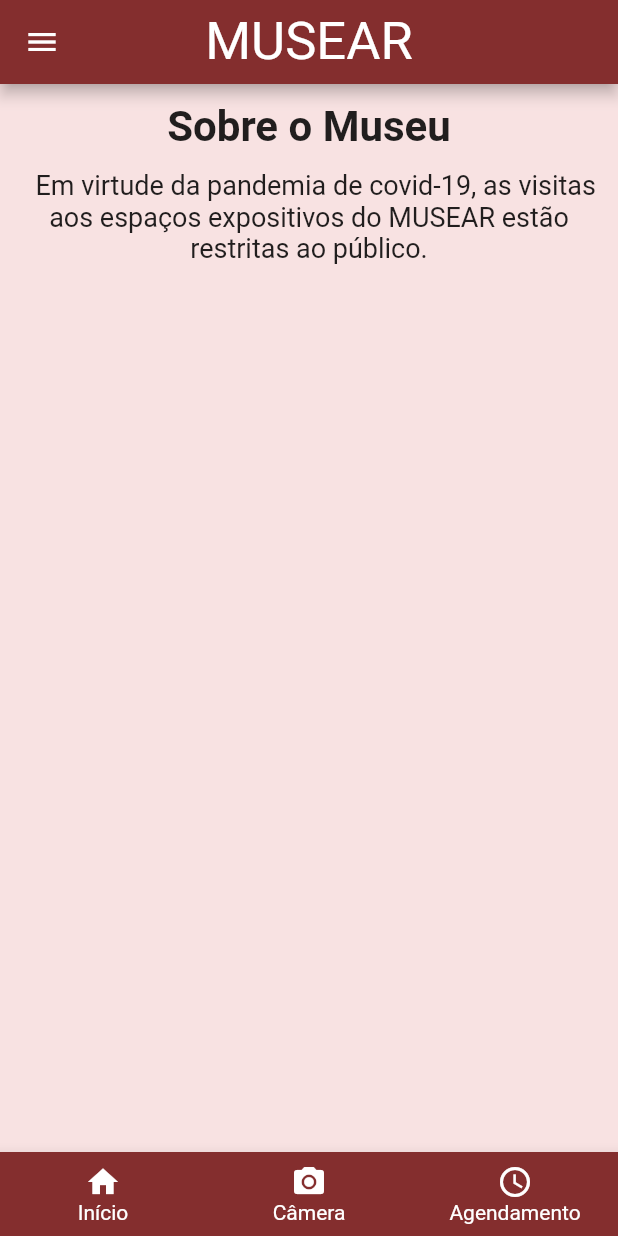
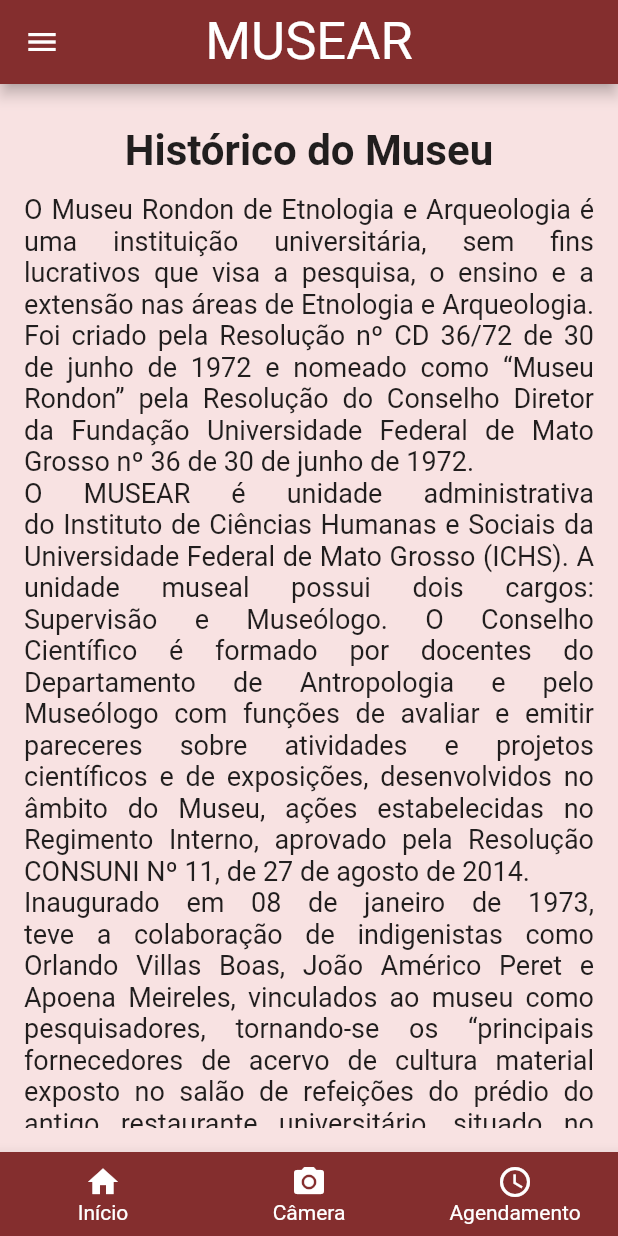
Before and after one commit to Vitorhoj/MUSEAR-App, a Flutter app: the screen it shows after launch, in the side drawer, after a tap on "Sobre o Museu", on a phone screen of 412 x 824 dp. Run offline on Flutter 3.47's test engine with Material 2 defaults, Android fonts, the phone set to English and light mode, and no system bars; our stand-ins replace carousel_slider; missing offline and left inert: flutter_barcode_scanner.

Commit message:
Wrapping Column with SingleChildScrollView

```diff
--- a/lib/about_the_museum_screen.dart
+++ b/lib/about_the_museum_screen.dart
@@ -119,11 +119,15 @@ class AboutMuseumScreen extends StatelessWidget {
         title: const Text("MUSEAR"),
         titleTextStyle: const TextStyle(fontSize: 35),
       ),
-      body: Column(
+      body: Padding(
+        padding: const EdgeInsets.all(16.0),
+        child: SingleChildScrollView(
+          scrollDirection: Axis.vertical,
+          child: Column(
             children: const [
               SizedBox(height: 12),
               Text(
-            "Sobre o Museu",
+                "Histórico do Museu",
                 style: TextStyle(
                   fontSize: 28,
                   fontWeight: FontWeight.bold,
@@ -131,11 +135,15 @@ class AboutMuseumScreen extends StatelessWidget {
               ),
               SizedBox(height: 12),
               Text(
-            "  Em virtude da pandemia de covid-19, as visitas aos espaços expositivos do MUSEAR estão restritas ao público.",
+                """  O Museu Rondon de Etnologia e Arqueologia é uma instituição universitária, sem fins lucrativos que visa a pesquisa, o ensino e a extensão nas áreas de Etnologia e Arqueologia. Foi criado pela Resolução nº CD 36/72 de 30 de junho de 1972 e nomeado como “Museu Rondon” pela Resolução do Conselho Diretor da Fundação Universidade Federal de Mato Grosso nº 36 de 30 de junho de 1972.
+                O MUSEAR é unidade administrativa do Instituto de Ciências Humanas e Sociais da Universidade Federal de Mato Grosso (ICHS). A unidade museal possui dois cargos: Supervisão e Museólogo.  O Conselho Científico é formado por docentes do Departamento de Antropologia e pelo Museólogo com funções de avaliar e emitir pareceres sobre atividades e projetos científicos e de exposições, desenvolvidos no âmbito do Museu, ações estabelecidas no Regimento Interno, aprovado pela Resolução CONSUNI Nº 11, de 27 de agosto de 2014.
+                Inaugurado em 08 de janeiro de 1973, teve a colaboração de indigenistas como Orlando Villas Boas, João Américo Peret e Apoena Meireles, vinculados ao museu como pesquisadores, tornando-se os “principais fornecedores de acervo de cultura material exposto no salão de refeições do prédio do antigo restaurante universitário, situado no Parque Aquático, ao lado da piscina, onde permanece até hoje” (MACHADO, 2007, p. 29).""",
                 style: TextStyle(fontSize: 18),
-            textAlign: TextAlign.center,
+                textAlign: TextAlign.justify,
               ),
             ],
+          ),
+        ),
       ),
       bottomNavigationBar: BottomNavigationBar(
         selectedItemColor: Colors.white,
```
Lines whose indentation alone changed are shown as unchanged.
